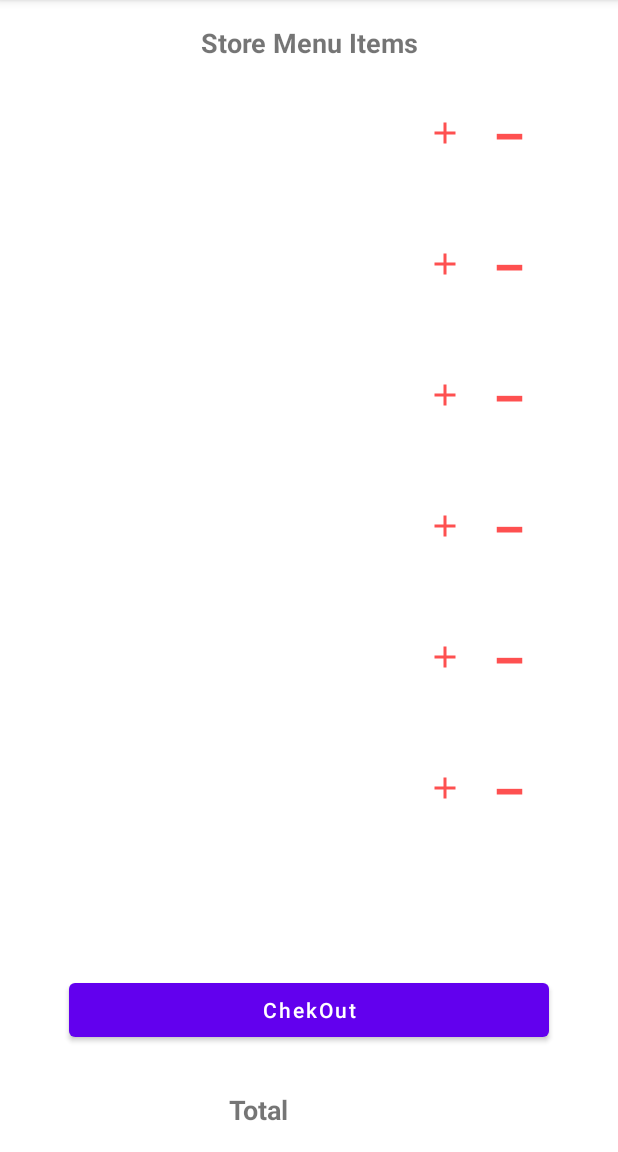
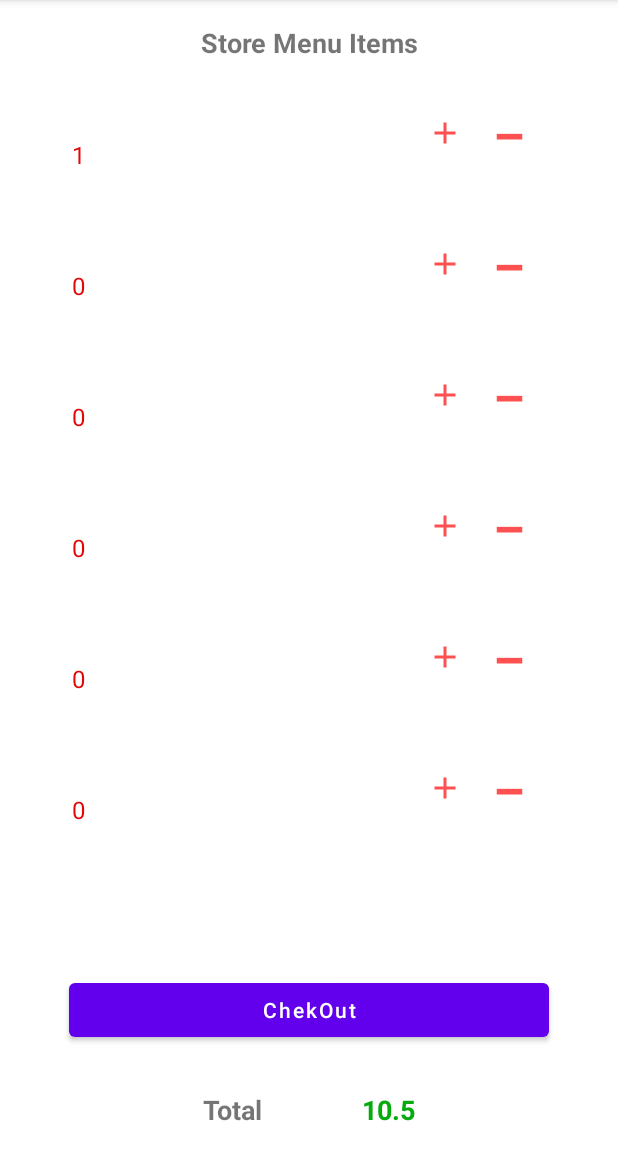
Before and after one commit to ProfAhmed/CartMenuExample, an Android app: the screen it shows after launch (StoreMenuActivity), after a tap on an icon or button, on a phone screen of 412 x 824 dp, the part 84-1236 px from its top. Run offline under Robolectric (Android 15) with nearby library versions, the phone set to English and light mode, and no system bars; our stand-ins replace Dagger/Hilt's generated code, data binding; 4 statements that could not run were skipped.

Commit message:
increase item counter decrease item counter calculate total based on selection actions

```diff
--- a/app/src/main/AndroidManifest.xml
+++ b/app/src/main/AndroidManifest.xml
@@ -20,7 +20,7 @@
             </intent-filter>
         </activity>
         <activity
-            android:name=".CartMenuActivity"
+            android:name=".cart_menu.CartMenuActivity"
             android:exported="true" />
     </application>
 
--- a/app/src/main/java/com/ahmed/pro/cartmanagment/cartmenuexample/CartMenuActivity.kt
+++ b/app/src/main/java/com/ahmed/pro/cartmanagment/cartmenuexample/cart_menu/CartMenuActivity.kt
@@ -1,8 +1,7 @@
-package com.ahmed.pro.cartmanagment.cartmenuexample
+package com.ahmed.pro.cartmanagment.cartmenuexample.cart_menu
 
 import android.os.Bundle
 import androidx.appcompat.app.AppCompatActivity
-import com.ahmed.pro.cartmanagment.cartmenuexample.click_listener.ItemClickListener
 import com.ahmed.pro.cartmanagment.cartmenuexample.databinding.ActivityCartMenuBinding
 import com.ahmed.pro.cartmanagment.cartmenuexample.ui_model.ItemModel
 import com.ahmed.pro.cartmanagment.cartmenuexample.ui_model.listName
--- a/app/src/main/java/com/ahmed/pro/cartmanagment/cartmenuexample/CartMenuAdapter.kt
+++ b/app/src/main/java/com/ahmed/pro/cartmanagment/cartmenuexample/cart_menu/CartMenuAdapter.kt
@@ -1,10 +1,10 @@
-package com.ahmed.pro.cartmanagment.cartmenuexample
+package com.ahmed.pro.cartmanagment.cartmenuexample.cart_menu
 
 import android.view.LayoutInflater
 import android.view.ViewGroup
 import androidx.databinding.DataBindingUtil
 import androidx.recyclerview.widget.RecyclerView
-import com.ahmed.pro.cartmanagment.cartmenuexample.click_listener.ItemClickListener
+import com.ahmed.pro.cartmanagment.cartmenuexample.R
 import com.ahmed.pro.cartmanagment.cartmenuexample.databinding.ItemCartMenuBinding
 import com.ahmed.pro.cartmanagment.cartmenuexample.ui_model.ItemModel
 
@@ -26,7 +26,7 @@ class CartMenuAdapter(
     )
 
 
-    override fun onBindViewHolder(holder: CartMenuAdapter.VH, position: Int) {
+    override fun onBindViewHolder(holder: VH, position: Int) {
         val itemModel = items?.get(position)
         holder.item.apply {
             this.item = itemModel
--- a/app/src/main/java/com/ahmed/pro/cartmanagment/cartmenuexample/click_listener/ItemClickListener.kt
+++ b/app/src/main/java/com/ahmed/pro/cartmanagment/cartmenuexample/cart_menu/ItemClickListener.kt
@@ -1,4 +1,4 @@
-package com.ahmed.pro.cartmanagment.cartmenuexample.click_listener
+package com.ahmed.pro.cartmanagment.cartmenuexample.cart_menu
 
 import com.ahmed.pro.cartmanagment.cartmenuexample.ui_model.ItemModel
 
--- a/app/src/main/java/com/ahmed/pro/cartmanagment/cartmenuexample/store_menu/StoreMenuActivity.kt
+++ b/app/src/main/java/com/ahmed/pro/cartmanagment/cartmenuexample/store_menu/StoreMenuActivity.kt
@@ -6,9 +6,6 @@ import androidx.activity.viewModels
 import androidx.appcompat.app.AppCompatActivity
 import androidx.core.view.isVisible
 import androidx.lifecycle.lifecycleScope
-import com.ahmed.pro.cartmanagment.cartmenuexample.CartMenuAdapter
-import com.ahmed.pro.cartmanagment.cartmenuexample.R
-import com.ahmed.pro.cartmanagment.cartmenuexample.databinding.ActivityCartMenuBinding
 import com.ahmed.pro.cartmanagment.cartmenuexample.databinding.ActivityStoreMenuBinding
 import com.ahmed.pro.cartmanagment.cartmenuexample.ui_model.ItemModel
 import com.ahmed.pro.cartmanagment.cartmenuexample.utils.Status
@@ -29,9 +26,18 @@ class StoreMenuActivity : AppCompatActivity(), StoreMenuItemClickListener {
         setContentView(view)
 
         getDummyData()
+        collectTotal()
     }
 
-    fun getDummyData() = lifecycleScope.launch {
+    private fun collectTotal() {
+        lifecycleScope.launch {
+            storeMenuViewModel.total.collectLatest {
+                binding.total = it.toString()
+            }
+        }
+    }
+
+    private fun getDummyData() = lifecycleScope.launch {
         storeMenuViewModel.dummyData.collectLatest {
             binding.progress.isVisible = false
             when (it.status) {
@@ -51,15 +57,18 @@ class StoreMenuActivity : AppCompatActivity(), StoreMenuItemClickListener {
     }
 
     private fun initMenuAdapter(items: List<ItemModel>?) {
-        storeMenuAdapter = StoreMenuAdapter(items, this)
+        storeMenuAdapter = StoreMenuAdapter(this, items, this)
         binding.rvItems.adapter = storeMenuAdapter
     }
 
     override fun onClickIncreaseItem(itemModel: ItemModel) {
-
+        val counter = storeMenuViewModel.incrementItem(itemModel)
+        storeMenuAdapter?.updateCounter(counter)
     }
 
     override fun onClickDecreaseItem(itemModel: ItemModel) {
+        val counter = storeMenuViewModel.decreaseItem(itemModel)
+        storeMenuAdapter?.updateCounter(counter)
     }
 
     override fun onClickCheckout() {
--- a/app/src/main/java/com/ahmed/pro/cartmanagment/cartmenuexample/store_menu/StoreMenuAdapter.kt
+++ b/app/src/main/java/com/ahmed/pro/cartmanagment/cartmenuexample/store_menu/StoreMenuAdapter.kt
@@ -3,16 +3,21 @@ package com.ahmed.pro.cartmanagment.cartmenuexample.store_menu
 import android.view.LayoutInflater
 import android.view.ViewGroup
 import androidx.databinding.DataBindingUtil
+import androidx.lifecycle.LifecycleOwner
+import androidx.lifecycle.MutableLiveData
 import androidx.recyclerview.widget.RecyclerView
 import com.ahmed.pro.cartmanagment.cartmenuexample.R
 import com.ahmed.pro.cartmanagment.cartmenuexample.databinding.ItemStoreMenuBinding
 import com.ahmed.pro.cartmanagment.cartmenuexample.ui_model.ItemModel
 
 class StoreMenuAdapter(
+    private val context: LifecycleOwner,
     private val items: List<ItemModel>?,
     private val itemClickListener: StoreMenuItemClickListener
 ) :
     RecyclerView.Adapter<StoreMenuAdapter.VH>() {
+
+    private val counterMutableLiveData = MutableLiveData("0")
 
     inner class VH(val item: ItemStoreMenuBinding) : RecyclerView.ViewHolder(item.root)
 
@@ -25,13 +30,19 @@ class StoreMenuAdapter(
         )
     )
 
-
     override fun onBindViewHolder(holder: StoreMenuAdapter.VH, position: Int) {
         val itemModel = items?.get(position)
         holder.item.apply {
             this.item = itemModel
             this.listener = itemClickListener
+            counterMutableLiveData.observe(context) {
+                this.item = itemModel
+            }
         }
+    }
+
+    fun updateCounter(counter: Int) {
+        counterMutableLiveData.value = counter.toString()
     }
 
     override fun getItemCount() = items?.size ?: 0
--- a/app/src/main/java/com/ahmed/pro/cartmanagment/cartmenuexample/store_menu/StoreMenuViewModel.kt
+++ b/app/src/main/java/com/ahmed/pro/cartmanagment/cartmenuexample/store_menu/StoreMenuViewModel.kt
@@ -15,14 +15,15 @@ import javax.inject.Inject
 @HiltViewModel
 class StoreMenuViewModel @Inject constructor(private val getDummyDataUseCase: GetDummyDataUseCase) :
     ViewModel() {
-
     init {
         getDummyData()
     }
 
+    private val _total = MutableStateFlow(0.0)
+    var total: StateFlow<Double> = _total
     private val _dummyData = MutableStateFlow<Resource<List<ItemModel>>>(Resource.empty())
     val dummyData: StateFlow<Resource<List<ItemModel>>> = _dummyData
-
+    private val _selectedItems = mutableListOf<ItemModel>()
     private fun getDummyData() {
         viewModelScope.launch {
             getDummyDataUseCase.invoke().collectLatest {
@@ -30,4 +31,29 @@ class StoreMenuViewModel @Inject constructor(private val getDummyDataUseCase: Ge
             }
         }
     }
+
+    fun incrementItem(itemModel: ItemModel): Int {
+        _total.value += itemModel.priceDouble()
+        if (_selectedItems.contains(itemModel).not()) {
+            _selectedItems.add(itemModel)
+            itemModel.incrementCounter()
+        } else itemModel.incrementCounter()
+
+        return itemModel.counter()
+    }
+
+    fun decreaseItem(itemModel: ItemModel): Int {
+        if (_selectedItems.contains(itemModel).not()) return 0
+
+        _total.value -= itemModel.priceDouble()
+
+        if (_selectedItems.contains(itemModel) && itemModel.counter() == 1) {
+            _selectedItems.remove(itemModel)
+            itemModel.decrementCounter()
+            return 0
+        }
+
+        itemModel.decrementCounter()
+        return itemModel.counter()
+    }
 }
--- a/app/src/main/java/com/ahmed/pro/cartmanagment/cartmenuexample/ui_model/ItemModel.kt
+++ b/app/src/main/java/com/ahmed/pro/cartmanagment/cartmenuexample/ui_model/ItemModel.kt
@@ -7,9 +7,19 @@ data class ItemModel(
     private val name: String = listName[(0..4).random()],
     private val price: Double = listPrices[(0..4).random()],
 ) {
+    private var _counter = 0
+
     fun name() = name
 
-    fun price() = price.toString()
+    fun price() = price.toString().plus(" $")
 
     fun priceDouble() = price
+
+    fun incrementCounter() = _counter++
+
+    fun decrementCounter() = _counter--
+
+    fun counter() = _counter
+
+    fun counterStr() = _counter.toString()
 }
--- a/app/src/main/res/layout/activity_cart_menu.xml
+++ b/app/src/main/res/layout/activity_cart_menu.xml
@@ -11,7 +11,7 @@
 
         <variable
             name="listener"
-            type="com.ahmed.pro.cartmanagment.cartmenuexample.click_listener.ItemClickListener" />
+            type="com.ahmed.pro.cartmanagment.cartmenuexample.cart_menu.ItemClickListener" />
     </data>
 
     <LinearLayout
@@ -19,7 +19,7 @@
         android:layout_height="match_parent"
         android:orientation="vertical"
         android:padding="16dp"
-        tools:context=".CartMenuActivity">
+        tools:context=".cart_menu.CartMenuActivity">
 
         <androidx.constraintlayout.widget.ConstraintLayout
             android:layout_width="match_parent"
--- a/app/src/main/res/layout/activity_store_menu.xml
+++ b/app/src/main/res/layout/activity_store_menu.xml
@@ -19,7 +19,7 @@
         android:layout_height="match_parent"
         android:orientation="vertical"
         android:padding="16dp"
-        tools:context=".CartMenuActivity">
+        tools:context=".cart_menu.CartMenuActivity">
 
         <ProgressBar
             android:id="@+id/progress"
--- a/app/src/main/res/layout/item_cart_menu.xml
+++ b/app/src/main/res/layout/item_cart_menu.xml
@@ -10,7 +10,7 @@
 
         <variable
             name="listener"
-            type="com.ahmed.pro.cartmanagment.cartmenuexample.click_listener.ItemClickListener" />
+            type="com.ahmed.pro.cartmanagment.cartmenuexample.cart_menu.ItemClickListener" />
     </data>
 
     <LinearLayout
--- a/app/src/main/res/layout/item_store_menu.xml
+++ b/app/src/main/res/layout/item_store_menu.xml
@@ -16,16 +16,33 @@
     <LinearLayout
         android:layout_width="match_parent"
         android:layout_height="wrap_content"
-        android:layout_margin="16dp">
+        android:layout_margin="16dp"
+        android:orientation="horizontal">
 
-        <TextView
+        <LinearLayout
+
             android:layout_width="0dp"
             android:layout_height="wrap_content"
             android:layout_weight="1"
-            android:text="@{item.name}"
-            android:textStyle="bold"
-            tools:text="Item Name" />
+            android:orientation="vertical">
 
+            <TextView
+                android:layout_width="wrap_content"
+                android:layout_height="wrap_content"
+                android:text="@{item.name}"
+                android:textStyle="bold"
+                tools:text="Item Name" />
+
+            <TextView
+                android:id="@+id/tvCounter"
+                android:layout_width="wrap_content"
+                android:layout_height="wrap_content"
+                android:layout_marginTop="2dp"
+                android:text="@{item.counterStr()}"
+                android:textColor="#E30606"
+                android:textSize="16sp"
+                tools:text="5" />
+        </LinearLayout>
 
         <LinearLayout
             android:layout_width="wrap_content"
@@ -42,7 +59,7 @@
                     android:layout_height="wrap_content"
                     android:layout_marginStart="26dp"
                     android:backgroundTint="@android:color/transparent"
-                    android:onClick="@{() -> listener.onClickDecreaseItem(item)}"
+                    android:onClick="@{() -> listener.onClickIncreaseItem(item)}"
                     android:padding="6dp"
                     android:src="@drawable/ic_increase" />
 
@@ -52,7 +69,7 @@
                     android:layout_marginStart="2dp"
                     android:layout_marginTop="-23dp"
                     android:backgroundTint="@android:color/transparent"
-                    android:onClick="@{() -> listener.onClickIncreaseItem(item)}"
+                    android:onClick="@{() -> listener.onClickDecreaseItem(item)}"
                     android:padding="6dp"
                     android:src="@drawable/ic_decrease" />
 
```
